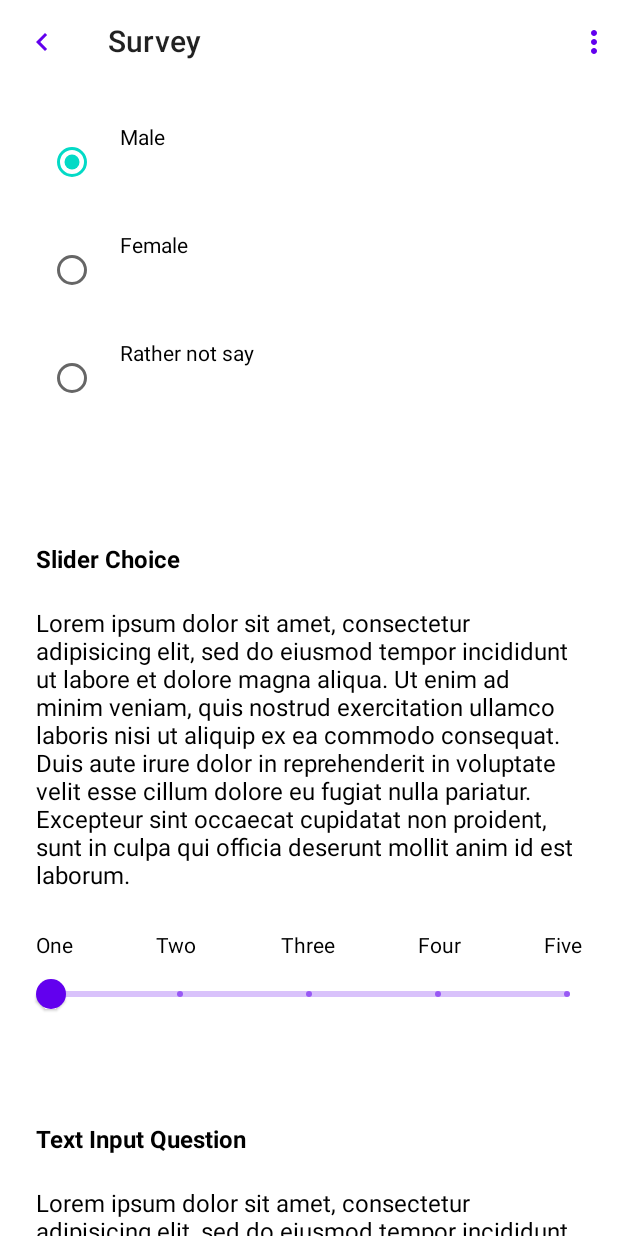
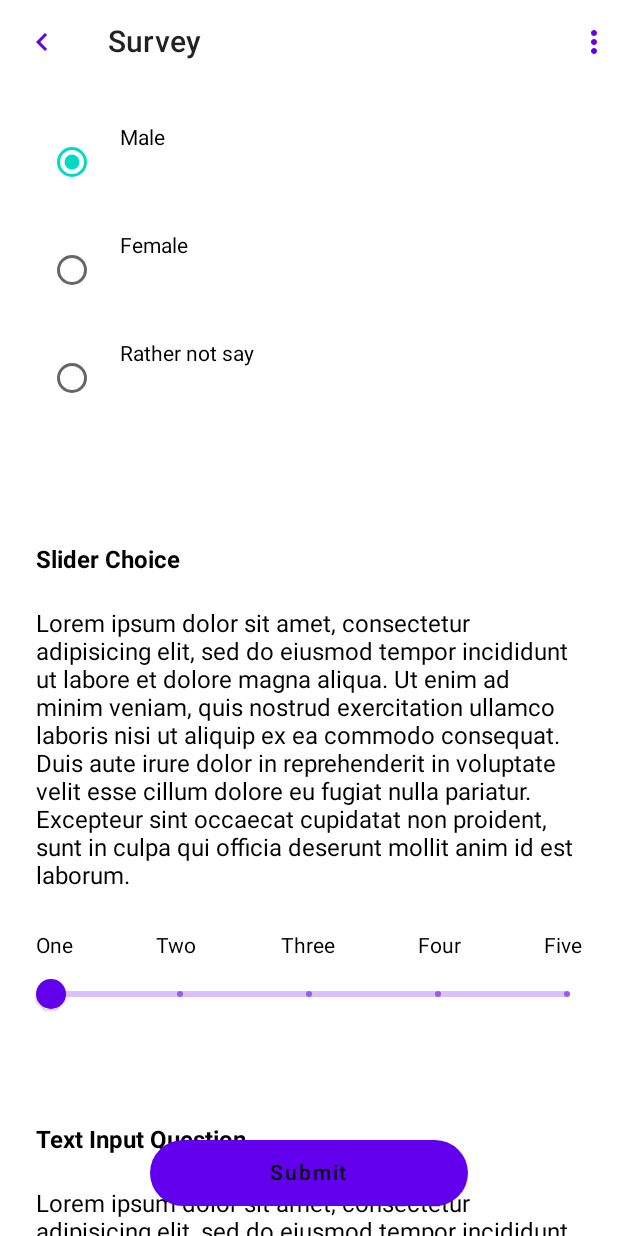
Before and after one commit to jjyun-do/app-sdk, an Android app built with Jetpack Compose: the @Preview function SinglePageSurveyLayoutPreview, on a phone screen of 412 x 824 dp. Run offline under Robolectric (Android 15) with nearby library versions, the phone set to English and light mode, and no system bars.

Commit message:
:lipstick: Fix button positon (#24)
for usability, button should be in the same positoin.
the submit button was moved to a fixed positon using the bottom bar.

```diff
--- a/sdk/src/main/java/com/samsung/healthcare/research/view/common/BottomBar.kt
+++ b/sdk/src/main/java/com/samsung/healthcare/research/view/common/BottomBar.kt
@@ -1,13 +1,18 @@
 package com.samsung.healthcare.research.view.common
 
 import androidx.compose.foundation.clickable
+import androidx.compose.foundation.layout.Column
 import androidx.compose.foundation.layout.Spacer
+import androidx.compose.foundation.layout.fillMaxWidth
+import androidx.compose.foundation.layout.height
 import androidx.compose.foundation.layout.padding
+import androidx.compose.foundation.layout.width
 import androidx.compose.material.BottomAppBar
 import androidx.compose.material.ContentAlpha
 import androidx.compose.material.MaterialTheme
 import androidx.compose.material.Text
 import androidx.compose.runtime.Composable
+import androidx.compose.ui.Alignment
 import androidx.compose.ui.Modifier
 import androidx.compose.ui.draw.alpha
 import androidx.compose.ui.graphics.Color
@@ -66,6 +71,29 @@ fun BottomBar(
 }
 
 @Composable
+fun BottomBar(
+    text: String,
+    onClick: () -> Unit
+) {
+    Column(
+        horizontalAlignment = Alignment.CenterHorizontally,
+        modifier = Modifier
+            .fillMaxWidth()
+            .padding(20.dp)
+    ) {
+        RoundButton(
+            text = text,
+            buttonColor = MaterialTheme.colors.primary,
+            modifier = Modifier
+                .height(44.dp)
+                .width(212.dp)
+        ) {
+            onClick()
+        }
+    }
+}
+
+@Composable
 private fun BottomBarText(
     text: String,
     enabled: Boolean,
--- a/sdk/src/main/java/com/samsung/healthcare/research/view/layout/SinglePageSurveyLayout.kt
+++ b/sdk/src/main/java/com/samsung/healthcare/research/view/layout/SinglePageSurveyLayout.kt
@@ -5,10 +5,8 @@ import androidx.compose.foundation.layout.Spacer
 import androidx.compose.foundation.layout.fillMaxWidth
 import androidx.compose.foundation.layout.height
 import androidx.compose.foundation.layout.padding
-import androidx.compose.foundation.layout.width
 import androidx.compose.foundation.rememberScrollState
 import androidx.compose.foundation.verticalScroll
-import androidx.compose.material.MaterialTheme
 import androidx.compose.material.Scaffold
 import androidx.compose.runtime.Composable
 import androidx.compose.ui.Alignment
@@ -21,7 +19,7 @@ import com.samsung.healthcare.research.step.QuestionStep
 import com.samsung.healthcare.research.step.SurveyStep
 import com.samsung.healthcare.research.survey.ChoiceQuestion
 import com.samsung.healthcare.research.survey.TextInputQuestion
-import com.samsung.healthcare.research.view.common.RoundButton
+import com.samsung.healthcare.research.view.common.BottomBar
 import com.samsung.healthcare.research.view.common.TopBar
 import com.samsung.healthcare.research.view.survey.SliderChoiceQuestionForm
 
@@ -35,6 +33,11 @@ fun SinglePageSurveyLayout(
     Scaffold(
         // TODO should receive callback function(back, more vert) and apply it.
         topBar = { TopBar(title = title, {}, {}) },
+        bottomBar = {
+            BottomBar(text = "Submit") {
+                onCompleted()
+            }
+        }
     ) {
         Column(
             horizontalAlignment = Alignment.CenterHorizontally,
@@ -51,17 +54,6 @@ fun SinglePageSurveyLayout(
                     )
                 )
             }
-
-            RoundButton(
-                text = "Submit",
-                buttonColor = MaterialTheme.colors.primary,
-                modifier = Modifier
-                    .height(44.dp)
-                    .width(212.dp)
-            ) {
-                onCompleted()
-            }
-            Spacer(modifier = Modifier.height(20.dp))
         }
     }
 }
```
